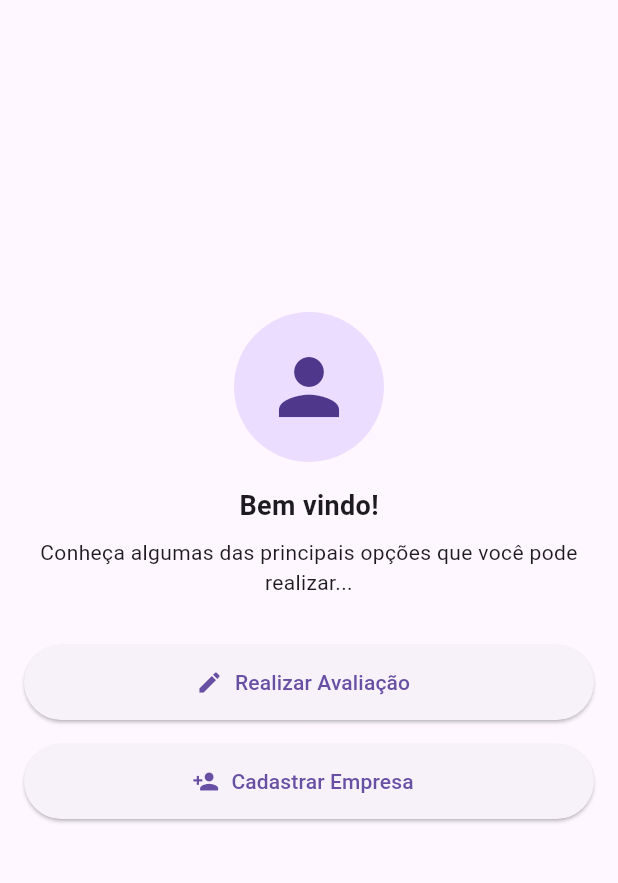
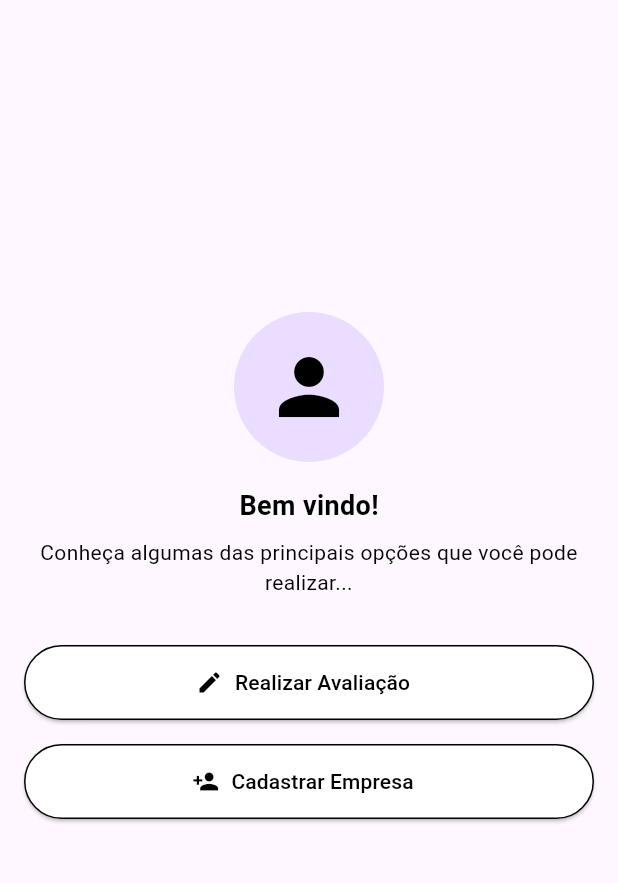
Before and after one commit to victorhnj/ambientesemobile, a Flutter app: the TelaInicial screen opened directly, on a phone screen of 412 x 824 dp, the part 105-988 px from its top. Run offline on Flutter 3.47's test engine with Material 3 defaults, Android fonts, the phone set to English and light mode, and no system bars.

Commit message:
Tela Inicial

```diff
--- a/lib/main.dart
+++ b/lib/main.dart
@@ -1,6 +1,6 @@
 import 'package:flutter/material.dart';
-import 'login_screen.dart';
-// Certifique-se de que o caminho está correto // Importa a nova tela de recuperação de senha
+import 'login_screen.dart'; // Importa a tela de login
+import 'tela_inicial.dart'; // Importa a nova tela de perguntas
 
 void main() {
   runApp(const MyApp());
@@ -17,7 +17,13 @@ class MyApp extends StatelessWidget {
       theme: ThemeData(
         primarySwatch: Colors.blue,
       ),
-      home: LoginScreen(), // A tela inicial será a de login
+      initialRoute:
+          '/tela_inicial', // Define a rota inicial como a tela inicial
+      routes: {
+        '/': (context) => LoginScreen(), // Rota da tela de login
+        '/tela_inicial': (context) =>
+            TelaInicial(), // Rota para a nova tela de perguntas
+      },
     );
   }
 }
--- a/lib/tela_inicial.dart
+++ b/lib/tela_inicial.dart
@@ -38,38 +38,55 @@ class TelaInicial extends StatelessWidget {
           children: [
             const CircleAvatar(
               radius: 50,
-              child: Icon(Icons.person, size: 60), // Ícone de pessoa
+              child: Icon(Icons.person,
+                  size: 60, color: Colors.black), // Ícone de pessoa em preto
             ),
             const SizedBox(height: 16),
             const Text(
               'Bem vindo!',
-              style: TextStyle(fontSize: 18, fontWeight: FontWeight.bold),
+              style: TextStyle(
+                  fontSize: 18,
+                  fontWeight: FontWeight.bold,
+                  color: Colors.black), // Texto em preto
             ),
             const SizedBox(height: 8),
             const Text(
               'Conheça algumas das principais opções que você pode realizar...',
               textAlign: TextAlign.center,
+              style: TextStyle(color: Colors.black), // Texto em preto
             ),
             const SizedBox(height: 32),
             ElevatedButton.icon(
-              icon: const Icon(Icons.edit),
-              label: const Text('Realizar Avaliação'),
+              icon:
+                  const Icon(Icons.edit, color: Colors.black), // Ícone em preto
+              label: const Text(
+                'Realizar Avaliação',
+                style: TextStyle(color: Colors.black), // Texto em preto
+              ),
               onPressed: () {
                 // Navegar para a tela de avaliação
               },
               style: ElevatedButton.styleFrom(
                 minimumSize: const Size(double.infinity, 50),
+                backgroundColor: Colors.white, // Fundo branco para o botão
+                side: BorderSide(color: Colors.black), // Borda preta
               ),
             ),
             const SizedBox(height: 16),
             ElevatedButton.icon(
-              icon: const Icon(Icons.person_add),
-              label: const Text('Cadastrar Empresa'),
+              icon: const Icon(Icons.person_add,
+                  color: Colors.black), // Ícone em preto
+              label: const Text(
+                'Cadastrar Empresa',
+                style: TextStyle(color: Colors.black), // Texto em preto
+              ),
               onPressed: () {
                 // Navegar para a tela de cadastro de empresa
               },
               style: ElevatedButton.styleFrom(
                 minimumSize: const Size(double.infinity, 50),
+                backgroundColor: Colors.white, // Fundo branco para o botão
+                side: BorderSide(color: Colors.black), // Borda preta
               ),
             ),
           ],
```
